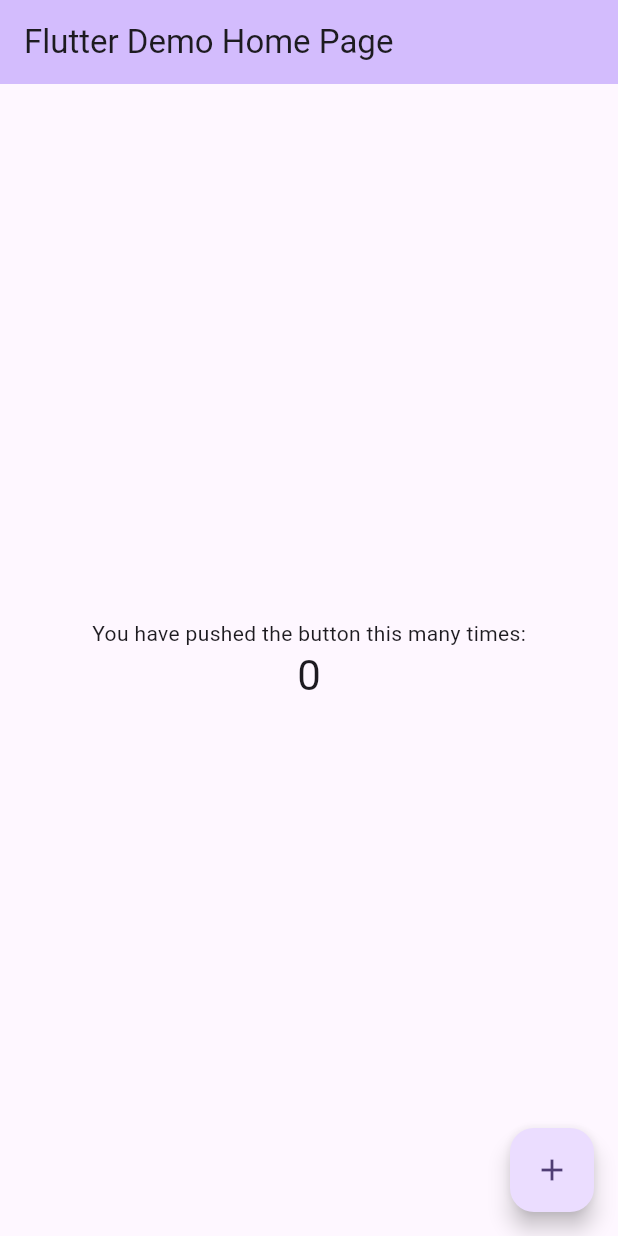
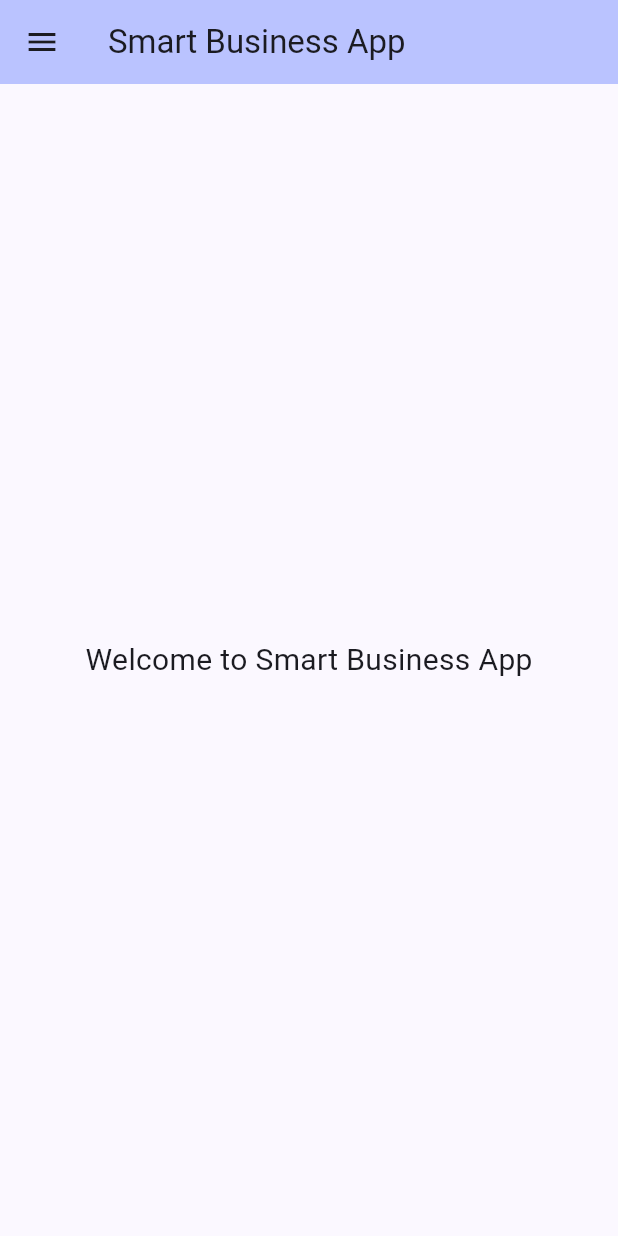
Before and after one commit to Vishalini-066/smart_business_app, a Flutter app: the screen it shows after launch, on a phone screen of 412 x 824 dp. Run offline on Flutter 3.47's test engine with Material 3 defaults, Android fonts, the phone set to English and light mode, and no system bars.

Commit message:
Day 2: theme, navigation drawer, and home screen

```diff
--- a/lib/main.dart
+++ b/lib/main.dart
@@ -1,121 +1,54 @@
 import 'package:flutter/material.dart';
 
 void main() {
-  runApp(const MyApp());
+  runApp(const SmartBusinessApp());
 }
 
-class MyApp extends StatelessWidget {
-  const MyApp({super.key});
+class SmartBusinessApp extends StatelessWidget {
+  const SmartBusinessApp({super.key});
 
-  // This widget is the root of your application.
   @override
   Widget build(BuildContext context) {
     return MaterialApp(
-      title: 'Flutter Demo',
+      title: 'Smart Business App',
       theme: ThemeData(
-        // This is the theme of your application.
-        //
-        // TRY THIS: Try running your application with "flutter run". You'll see
-        // the application has a purple toolbar. Then, without quitting the app,
-        // try changing the seedColor in the colorScheme below to Colors.green
-        // and then invoke "hot reload" (save your changes or press the "hot
-        // reload" button in a Flutter-supported IDE, or press "r" if you used
-        // the command line to start the app).
-        //
-        // Notice that the counter didn't reset back to zero; the application
-        // state is not lost during the reload. To reset the state, use hot
-        // restart instead.
-        //
-        // This works for code too, not just values: Most code changes can be
-        // tested with just a hot reload.
-        colorScheme: .fromSeed(seedColor: Colors.deepPurple),
+        colorScheme: ColorScheme.fromSeed(seedColor: Colors.indigo),
+        useMaterial3: true,
       ),
-      home: const MyHomePage(title: 'Flutter Demo Home Page'),
+      home: const HomeScreen(),
     );
   }
 }
 
-class MyHomePage extends StatefulWidget {
-  const MyHomePage({super.key, required this.title});
-
-  // This widget is the home page of your application. It is stateful, meaning
-  // that it has a State object (defined below) that contains fields that affect
-  // how it looks.
-
-  // This class is the configuration for the state. It holds the values (in this
-  // case the title) provided by the parent (in this case the App widget) and
-  // used by the build method of the State. Fields in a Widget subclass are
-  // always marked "final".
-
-  final String title;
-
-  @override
-  State<MyHomePage> createState() => _MyHomePageState();
-}
-
-class _MyHomePageState extends State<MyHomePage> {
-  int _counter = 0;
-
-  void _incrementCounter() {
-    setState(() {
-      // This call to setState tells the Flutter framework that something has
-      // changed in this State, which causes it to rerun the build method below
-      // so that the display can reflect the updated values. If we changed
-      // _counter without calling setState(), then the build method would not be
-      // called again, and so nothing would appear to happen.
-      _counter++;
-    });
-  }
+class HomeScreen extends StatelessWidget {
+  const HomeScreen({super.key});
 
   @override
   Widget build(BuildContext context) {
-    // This method is rerun every time setState is called, for instance as done
-    // by the _incrementCounter method above.
-    //
-    // The Flutter framework has been optimized to make rerunning build methods
-    // fast, so that you can just rebuild anything that needs updating rather
-    // than having to individually change instances of widgets.
     return Scaffold(
       appBar: AppBar(
-        // TRY THIS: Try changing the color here to a specific color (to
-        // Colors.amber, perhaps?) and trigger a hot reload to see the AppBar
-        // change color while the other colors stay the same.
+        title: const Text('Smart Business App'),
         backgroundColor: Theme.of(context).colorScheme.inversePrimary,
-        // Here we take the value from the MyHomePage object that was created by
-        // the App.build method, and use it to set our appbar title.
-        title: Text(widget.title),
       ),
-      body: Center(
-        // Center is a layout widget. It takes a single child and positions it
-        // in the middle of the parent.
-        child: Column(
-          // Column is also a layout widget. It takes a list of children and
-          // arranges them vertically. By default, it sizes itself to fit its
-          // children horizontally, and tries to be as tall as its parent.
-          //
-          // Column has various properties to control how it sizes itself and
-          // how it positions its children. Here we use mainAxisAlignment to
-          // center the children vertically; the main axis here is the vertical
-          // axis because Columns are vertical (the cross axis would be
-          // horizontal).
-          //
-          // TRY THIS: Invoke "debug painting" (choose the "Toggle Debug Paint"
-          // action in the IDE, or press "p" in the console), to see the
-          // wireframe for each widget.
-          mainAxisAlignment: .center,
-          children: [
-            const Text('You have pushed the button this many times:'),
-            Text(
-              '$_counter',
-              style: Theme.of(context).textTheme.headlineMedium,
+      drawer: Drawer(
+        child: ListView(
+          padding: EdgeInsets.zero,
+          children: const [
+            DrawerHeader(
+              child: Text('Menu', style: TextStyle(fontSize: 24)),
             ),
+            ListTile(title: Text('Dealers')),
+            ListTile(title: Text('Inventory')),
+            ListTile(title: Text('Sales')),
+            ListTile(title: Text('Workers')),
           ],
         ),
       ),
-      floatingActionButton: FloatingActionButton(
-        onPressed: _incrementCounter,
-        tooltip: 'Increment',
-        child: const Icon(Icons.add),
+      body: const Center(
+        child: Text(
+          'Welcome to Smart Business App',
+          style: TextStyle(fontSize: 20),
+        ),
       ),
     );
   }
```
